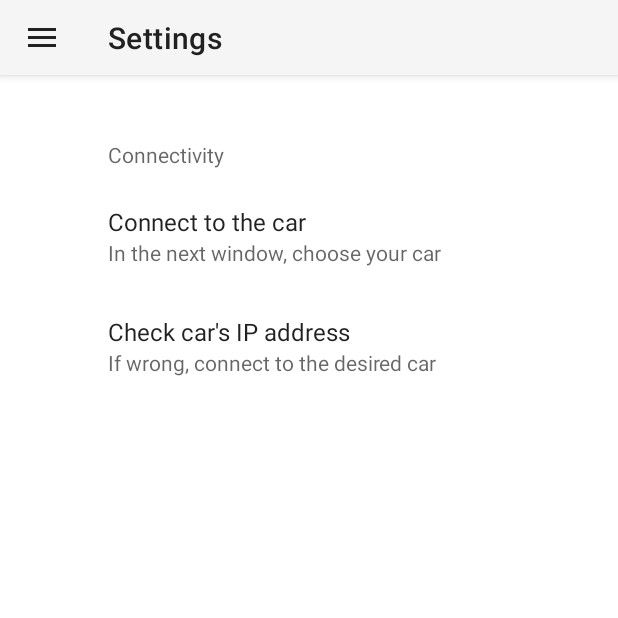
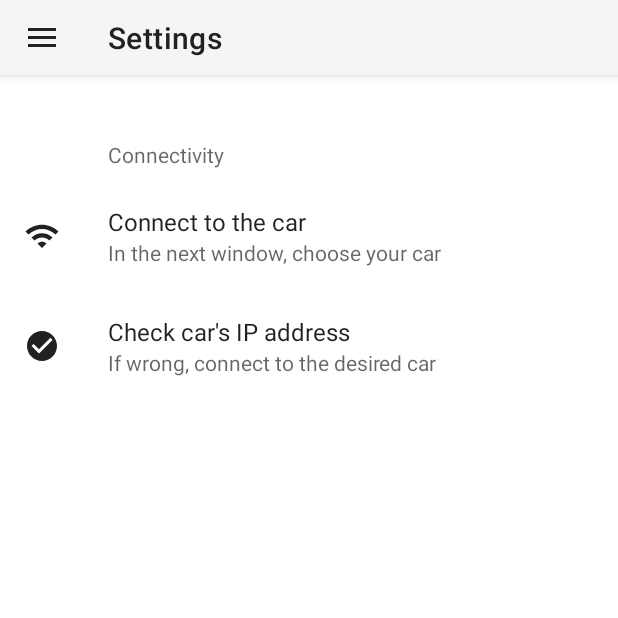
Before and after one commit to sesame0707/S-car-lett-Connect, an Android app: the screen it shows after launch (MainActivity), in the side drawer, after a tap on "Settings", on a phone screen of 412 x 824 dp, the top half of it. Run offline under Robolectric (Android 15) with nearby library versions, the phone set to English and light mode, and no system bars; our stand-ins replace androidx.preference, navigation-ui; 1 statement that could not run was skipped.

```diff
--- a/AndroidStudioProjects/ScarlettConnect/app/src/main/java/com/sesame0707/scarlettconnect/MainActivity.kt
+++ b/AndroidStudioProjects/ScarlettConnect/app/src/main/java/com/sesame0707/scarlettconnect/MainActivity.kt
@@ -18,6 +18,8 @@ import androidx.navigation.ui.setupWithNavController
 import com.google.android.material.navigation.NavigationView
 import com.sesame0707.scarlettconnect.databinding.ActivityMainBinding
 import kotlin.concurrent.thread
+
+var targetIpAddress = "0.0.0.0"
 
 class MainActivity : AppCompatActivity() {
 
@@ -58,7 +60,6 @@ class MainActivity : AppCompatActivity() {
         // Dynamic IP acquirement
         var wifiManager: WifiManager
         var dhcp: DhcpInfo
-        var targetIpAddress = "0.0.0.0"
 
         thread {
             while (true) {
--- /dev/null
+++ b/AndroidStudioProjects/ScarlettConnect/app/src/main/res/drawable/baseline_check_circle_24.xml
@@ -0,0 +1,5 @@
+<vector android:height="24dp" android:tint="?attr/colorOnPrimary"
+    android:viewportHeight="24" android:viewportWidth="24"
+    android:width="24dp" xmlns:android="http://schemas.android.com/apk/res/android">
+    <path android:fillColor="@android:color/white" android:pathData="M12,2C6.48,2 2,6.48 2,12s4.48,10 10,10 10,-4.48 10,-10S17.52,2 12,2zM10,17l-5,-5 1.41,-1.41L10,14.17l7.59,-7.59L19,8l-9,9z"/>
+</vector>
--- /dev/null
+++ b/AndroidStudioProjects/ScarlettConnect/app/src/main/res/drawable/baseline_wifi_24.xml
@@ -0,0 +1,5 @@
+<vector android:height="24dp" android:tint="?attr/colorOnPrimary"
+    android:viewportHeight="24" android:viewportWidth="24"
+    android:width="24dp" xmlns:android="http://schemas.android.com/apk/res/android">
+    <path android:fillColor="@android:color/white" android:pathData="M1,9l2,2c4.97,-4.97 13.03,-4.97 18,0l2,-2C16.93,2.93 7.08,2.93 1,9zM9,17l3,3 3,-3c-1.65,-1.66 -4.34,-1.66 -6,0zM5,13l2,2c2.76,-2.76 7.24,-2.76 10,0l2,-2C15.14,9.14 8.87,9.14 5,13z"/>
+</vector>
--- a/AndroidStudioProjects/ScarlettConnect/app/src/main/res/xml/preferences.xml
+++ b/AndroidStudioProjects/ScarlettConnect/app/src/main/res/xml/preferences.xml
@@ -1,5 +1,6 @@
 <?xml version="1.0" encoding="utf-8"?>
-<PreferenceScreen xmlns:android="http://schemas.android.com/apk/res/android">
+<PreferenceScreen xmlns:android="http://schemas.android.com/apk/res/android"
+    xmlns:app="http://schemas.android.com/apk/res-auto">
     <PreferenceCategory
         android:summary="@string/group_settings_connectivity"
         android:title="Settings">
@@ -7,11 +8,13 @@
         <Preference
             android:key="pref_settings_connect"
             android:summary="@string/pref_settings_connect_summary"
-            android:title="@string/pref_settings_connect" />
+            android:title="@string/pref_settings_connect"
+            app:icon="@drawable/baseline_wifi_24" />
 
         <Preference
             android:key="pref_settings_check_ip"
             android:summary="@string/pref_settings_check_ip_summary"
-            android:title="@string/pref_settings_check_ip" />
+            android:title="@string/pref_settings_check_ip"
+            app:icon="@drawable/baseline_check_circle_24" />
     </PreferenceCategory>
 </PreferenceScreen>
```
Also changed, not shown: AndroidStudioProjects/ScarlettConnect/app/src/main/java/com/sesame0707/scarlettconnect/ui/settings/SettingsFragment.kt (+24 -8 lines).
